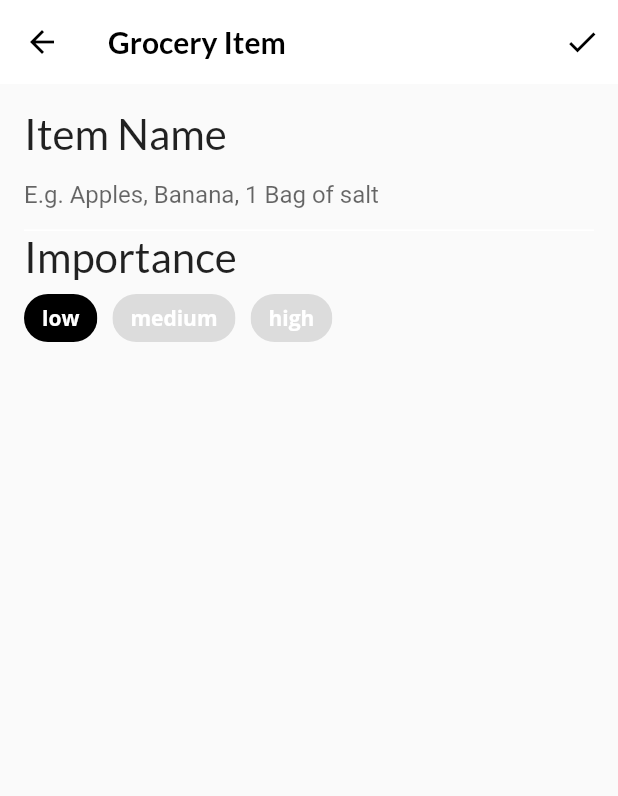
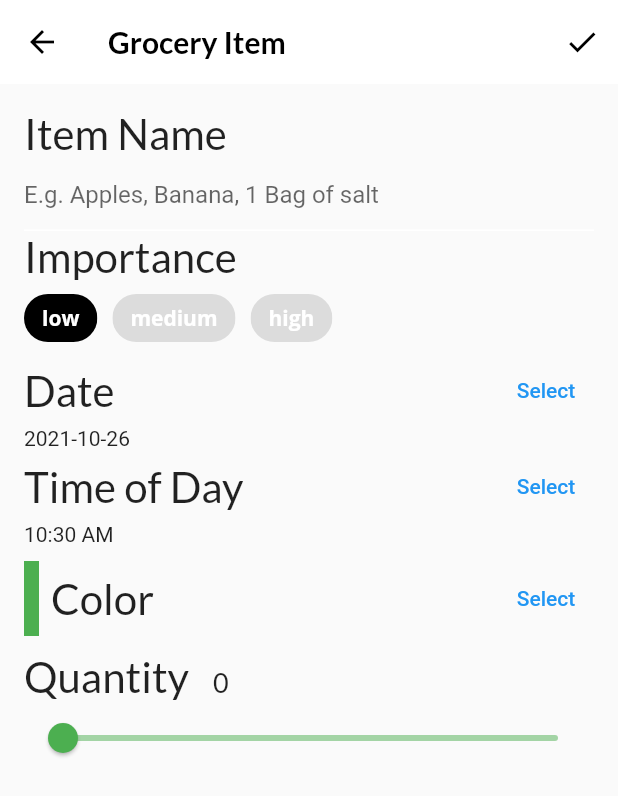
Before and after one commit to Mwita04/starter_interactive_widgets, a Flutter app: the screen it shows after launch, item 3 of the bottom bar chosen, after a tap on the "add" icon, on a phone screen of 412 x 824 dp. Shown: the top 796 px of the screen. Run offline on Flutter 3.47's test engine with Material 2 defaults, Android fonts, the phone set to English and light mode, and no system bars; our stand-ins replace flutter_colorpicker, google_fonts; project files that could hold a hidden picture were left out.

Commit message:
commit on master

```diff
--- /dev/null
+++ b/lib/components/grocery_tile.dart
@@ -0,0 +1,76 @@
+import 'package:flutter/material.dart';
+import 'package:google_fonts/google_fonts.dart';
+import 'package:intl/intl.dart';
+import '../models/grocery_item.dart';
+
+class GroceryTile extends StatelessWidget {
+  // 1
+  final GroceryItem item;
+  // 2
+  final Function(bool?)? onComplete;
+  // 3
+  final TextDecoration textDecoration;
+
+  // 4
+  GroceryTile({
+    Key? key,
+    required this.item,
+    this.onComplete,
+  })  : textDecoration =
+            item.isComplete ? TextDecoration.lineThrough : TextDecoration.none,
+        super(key: key);
+
+  @override
+  Widget build(BuildContext context) {
+    return SizedBox(
+      height: 100.0,
+      child: Row(
+        mainAxisAlignment: MainAxisAlignment.spaceBetween,
+        children: [
+          // TODO 23: Add Row to group (quantity, checkbox)
+        ],
+      ),
+    );
+  }
+
+  Widget buildImportance() {
+    if (item.importance == Importance.low) {
+      return Text('Low', style: GoogleFonts.lato(decoration: textDecoration));
+    } else if (item.importance == Importance.medium) {
+      return Text('Medium',
+          style: GoogleFonts.lato(
+              fontWeight: FontWeight.w800, decoration: textDecoration));
+    } else if (item.importance == Importance.high) {
+      return Text(
+        'High',
+        style: GoogleFonts.lato(
+          color: Colors.red,
+          fontWeight: FontWeight.w900,
+          decoration: textDecoration,
+        ),
+      );
+    } else {
+      throw Exception('This importance type does not exist');
+    }
+  }
+
+  Widget buildDate() {
+    final dateFormatter = DateFormat('MMMM dd h:mm a');
+    final dateString = dateFormatter.format(item.date);
+    return Text(
+      dateString,
+      style: TextStyle(decoration: textDecoration),
+    );
+  }
+
+  // TODO: Add buildDate()
+
+  Widget buildCheckbox() {
+    return Checkbox(
+      // 1
+      value: item.isComplete,
+      // 2
+      onChanged: onComplete,
+    );
+  }
+}
--- a/lib/main.dart
+++ b/lib/main.dart
@@ -16,6 +16,7 @@ class Fooderlich extends StatelessWidget {
   Widget build(BuildContext context) {
     final theme = FooderlichTheme.light();
     return MaterialApp(
+      debugShowCheckedModeBanner: false,
       theme: theme,
       title: 'Fooderlich',
       // 1
--- a/lib/screens/grocery_item_screen.dart
+++ b/lib/screens/grocery_item_screen.dart
@@ -4,6 +4,7 @@ import 'package:flutter_colorpicker/flutter_colorpicker.dart';
 import 'package:intl/intl.dart';
 import 'package:uuid/uuid.dart';
 import '../models/models.dart';
+import '../components/grocery_tile.dart';
 
 class GroceryItemScreen extends StatefulWidget {
   // 1
@@ -95,14 +96,29 @@ class _GroceryItemScreenState extends State<GroceryItemScreen> {
         child: ListView(
           children: [
             buildNameField(),
-
             buildImportanceField(),
-
-            // TODO 15: Add date picker
-            // TODO 16: Add time picker
-            // TODO 17: Add color picker
-            // TODO 18: Add slider
-            // TODO: 19: Add Grocery Tile
+            buildDateField(context),
+            buildTimeField(context),
+            const SizedBox(height: 10.0),
+            buildColorPicker(context),
+            const SizedBox(height: 10.0),
+            buildQuantityField(),
+            GroceryTile(
+              item: GroceryItem(
+                id: 'previewMode',
+                name: _name,
+                importance: _importance,
+                color: _currentColor,
+                quantity: _currentSliderValue,
+                date: DateTime(
+                  _dueDate.year,
+                  _dueDate.month,
+                  _dueDate.day,
+                  _timeOfDay.hour,
+                  _timeOfDay.minute,
+                ),
+              ),
+            ),
           ],
         ),
       ),
@@ -203,12 +219,186 @@ class _GroceryItemScreenState extends State<GroceryItemScreen> {
     );
   }
 
-  // TODO: ADD buildDateField()
+  Widget buildDateField(BuildContext context) {
+    // 1
+    return Column(
+      crossAxisAlignment: CrossAxisAlignment.start,
+      children: [
+        // 2
+        Row(
+          // 3
+          mainAxisAlignment: MainAxisAlignment.spaceBetween,
+          children: [
+            // 4
+            Text(
+              'Date',
+              style: GoogleFonts.lato(fontSize: 28.0),
+            ),
+            // 5
+            TextButton(
+              child: const Text('Select'),
+              // 6
+              onPressed: () async {
+                final currentDate = DateTime.now();
+                // 7
+                final selectedDate = await showDatePicker(
+                  context: context,
+                  initialDate: currentDate,
+                  firstDate: currentDate,
+                  lastDate: DateTime(currentDate.year + 5),
+                );
+                // 8
+                setState(() {
+                  if (selectedDate != null) {
+                    _dueDate = selectedDate;
+                  }
+                });
+              },
+            ),
+          ],
+        ),
+        // 9
+        Text('${DateFormat('yyyy-MM-dd').format(_dueDate)}'),
+      ],
+    );
+  }
 
-  // TODO: Add buildTimeField()
+  Widget buildTimeField(BuildContext context) {
+    return Column(
+      crossAxisAlignment: CrossAxisAlignment.start,
+      children: [
+        Row(
+          mainAxisAlignment: MainAxisAlignment.spaceBetween,
+          children: [
+            Text(
+              'Time of Day',
+              style: GoogleFonts.lato(fontSize: 28.0),
+            ),
+            TextButton(
+              child: const Text('Select'),
+              onPressed: () async {
+                // 1
+                final timeOfDay = await showTimePicker(
+                  // 2
+                  initialTime: TimeOfDay.now(),
+                  context: context,
+                );
 
-  // TODO: Add buildColorPicker()
+                // 3
+                setState(() {
+                  if (timeOfDay != null) {
+                    _timeOfDay = timeOfDay;
+                  }
+                });
+              },
+            ),
+          ],
+        ),
+        Text('${_timeOfDay.format(context)}'),
+      ],
+    );
+  }
 
-  // TODO: Add buildQuantityField()
+  Widget buildColorPicker(BuildContext context) {
+    // 1
+    return Row(
+      mainAxisAlignment: MainAxisAlignment.spaceBetween,
+      children: [
+        // 2
+        Row(
+          children: [
+            Container(
+              height: 50.0,
+              width: 10.0,
+              color: _currentColor,
+            ),
+            const SizedBox(width: 8.0),
+            Text(
+              'Color',
+              style: GoogleFonts.lato(fontSize: 28.0),
+            ),
+          ],
+        ),
+        // 3
+        TextButton(
+          child: const Text('Select'),
+          onPressed: () {
+            // 4
+            showDialog(
+              context: context,
+              builder: (context) {
+                // 5
+                return AlertDialog(
+                  content: BlockPicker(
+                    pickerColor: Colors.white,
+                    // 6
+                    onColorChanged: (color) {
+                      setState(() => _currentColor = color);
+                    },
+                  ),
+                  actions: [
+                    // 7
+                    TextButton(
+                      child: const Text('Save'),
+                      onPressed: () {
+                        Navigator.of(context).pop();
+                      },
+                    ),
+                  ],
+                );
+              },
+            );
+          },
+        ),
+      ],
+    );
+  }
 
+  Widget buildQuantityField() {
+    // 1
+    return Column(
+      crossAxisAlignment: CrossAxisAlignment.start,
+      children: [
+        // 2
+        Row(
+          crossAxisAlignment: CrossAxisAlignment.baseline,
+          textBaseline: TextBaseline.alphabetic,
+          children: [
+            Text(
+              'Quantity',
+              style: GoogleFonts.lato(fontSize: 28.0),
+            ),
+            const SizedBox(width: 16.0),
+            Text(
+              _currentSliderValue.toInt().toString(),
+              style: GoogleFonts.lato(fontSize: 18.0),
+            ),
+          ],
+        ),
+        // 3
+        Slider(
+          // 4
+          inactiveColor: _currentColor.withOpacity(0.5),
+          activeColor: _currentColor,
+          // 5
+          value: _currentSliderValue.toDouble(),
+          // 6
+          min: 0.0,
+          max: 100.0,
+          // 7
+          divisions: 100,
+          // 8
+          label: _currentSliderValue.toInt().toString(),
+          // 9
+          onChanged: (double value) {
+            setState(
+              () {
+                _currentSliderValue = value.toInt();
+              },
+            );
+          },
+        ),
+      ],
+    );
+  }
 }
```
